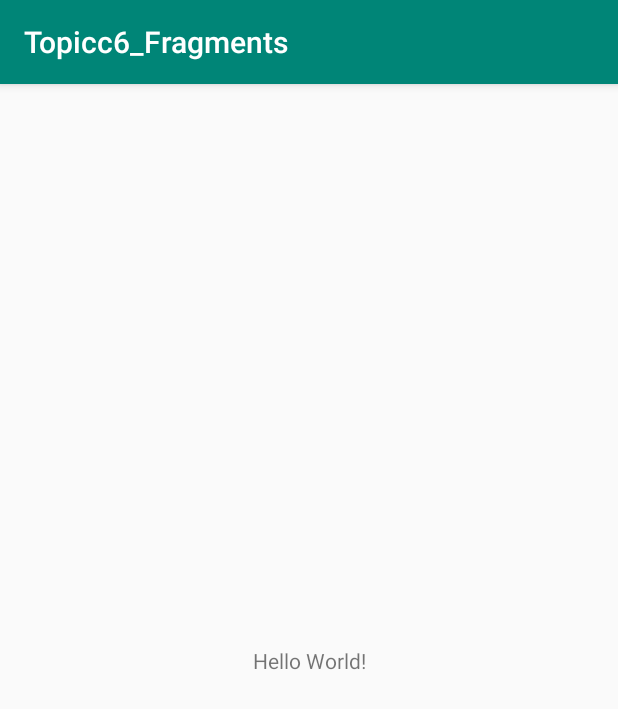
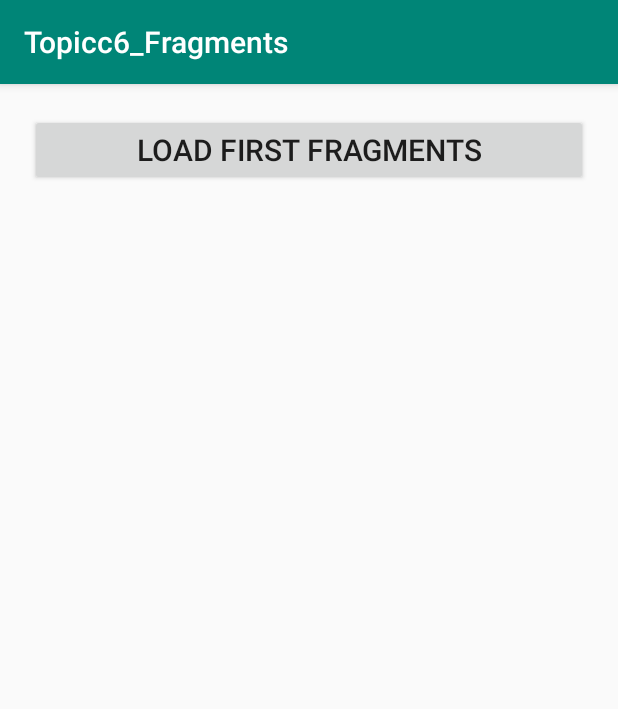
Before and after one commit to Binodmagar/Topicc6_Fragments, an Android app: the screen it shows after launch (MainActivity), on a phone screen of 412 x 824 dp. Shown: the top 709 px of the screen. Run offline under Robolectric (Android 15) with nearby library versions, the phone set to English and light mode, and no system bars; libraries missing offline, so code that uses them is left out: com.binod.fragments.

Commit message:
creating fragment packages and inside that first,second fragment done along with .xml file respectively. Design main_activity.xml file and write code in mainactivity.java file to run.

```diff
--- a/app/build.gradle
+++ b/app/build.gradle
@@ -23,6 +23,7 @@ dependencies {
     implementation fileTree(dir: 'libs', include: ['*.jar'])
     implementation 'androidx.appcompat:appcompat:1.1.0'
     implementation 'androidx.constraintlayout:constraintlayout:1.1.3'
+    implementation 'androidx.legacy:legacy-support-v4:1.0.0'
     testImplementation 'junit:junit:4.12'
     androidTestImplementation 'androidx.test.ext:junit:1.1.1'
     androidTestImplementation 'androidx.test.espresso:espresso-core:3.2.0'
--- a/app/src/main/java/com/binod/topicc6_fragments/MainActivity.java
+++ b/app/src/main/java/com/binod/topicc6_fragments/MainActivity.java
@@ -1,14 +1,55 @@
 package com.binod.topicc6_fragments;
 
 import androidx.appcompat.app.AppCompatActivity;
+import androidx.fragment.app.FragmentManager;
+import androidx.fragment.app.FragmentTransaction;
 
 import android.os.Bundle;
+import android.view.View;
+import android.widget.Button;
 
-public class MainActivity extends AppCompatActivity {
+import com.binod.fragments.FirstFragment;
+import com.binod.fragments.SecondFragments;
+
+public class MainActivity extends AppCompatActivity implements View.OnClickListener{
+
+    private Button btnFragments;
+    private Boolean status = true;
 
     @Override
     protected void onCreate(Bundle savedInstanceState) {
         super.onCreate(savedInstanceState);
         setContentView(R.layout.activity_main);
+
+        //binding
+        btnFragments = findViewById(R.id.btnFragments);
+
+
+        btnFragments.setOnClickListener(this);
+
+
     }
+
+    @Override
+    public void onClick(View v) {
+        FragmentManager fragmentManager = getSupportFragmentManager();
+        FragmentTransaction fragmentTransaction = fragmentManager.beginTransaction();
+
+        if(status){
+            FirstFragment firstFragment = new FirstFragment();
+            fragmentTransaction.replace(R.id.FragmentContainer,firstFragment);
+            fragmentTransaction.commit();
+            btnFragments.setText("Load second fragment");
+            status = false;
+        }else{
+            SecondFragments secondFragments = new SecondFragments();
+            fragmentTransaction.replace(R.id.FragmentContainer, secondFragments);
+            fragmentTransaction.commit();
+            btnFragments.setText("Load first fragment");
+            status = true;
+        }
+
+    }
+
+
 }
--- a/app/src/main/res/layout/activity_main.xml
+++ b/app/src/main/res/layout/activity_main.xml
@@ -1,18 +1,26 @@
 <?xml version="1.0" encoding="utf-8"?>
-<androidx.constraintlayout.widget.ConstraintLayout xmlns:android="http://schemas.android.com/apk/res/android"
+<LinearLayout
+    xmlns:android="http://schemas.android.com/apk/res/android"
     xmlns:app="http://schemas.android.com/apk/res-auto"
     xmlns:tools="http://schemas.android.com/tools"
     android:layout_width="match_parent"
     android:layout_height="match_parent"
+    android:orientation="vertical"
     tools:context=".MainActivity">
 
-    <TextView
-        android:layout_width="wrap_content"
-        android:layout_height="wrap_content"
-        android:text="Hello World!"
-        app:layout_constraintBottom_toBottomOf="parent"
-        app:layout_constraintLeft_toLeftOf="parent"
-        app:layout_constraintRight_toRightOf="parent"
-        app:layout_constraintTop_toTopOf="parent" />
+    <Button
+        android:id="@+id/btnFragments"
+        android:text="Load First Fragments"
+        android:textSize="20sp"
+        android:layout_margin="20dp"
+        android:layout_width="match_parent"
+        android:layout_height="wrap_content"/>
 
-</androidx.constraintlayout.widget.ConstraintLayout>
+    <LinearLayout
+        android:id="@+id/FragmentContainer"
+        android:layout_width="match_parent"
+        android:orientation="vertical"
+        android:layout_height="400dp"></LinearLayout>
+
+
+</LinearLayout>
--- a/app/src/main/res/values/colors.xml
+++ b/app/src/main/res/values/colors.xml
@@ -3,4 +3,6 @@
     <color name="colorPrimary">#008577</color>
     <color name="colorPrimaryDark">#00574B</color>
     <color name="colorAccent">#D81B60</color>
+    <color name="white">#ffffff</color>
+
 </resources>
--- a/app/src/main/res/values/strings.xml
+++ b/app/src/main/res/values/strings.xml
@@ -1,3 +1,6 @@
 <resources>
     <string name="app_name">Topicc6_Fragments</string>
+
+    <!-- TODO: Remove or change this placeholder text -->
+    <string name="hello_blank_fragment">Hello blank fragment</string>
 </resources>
```
